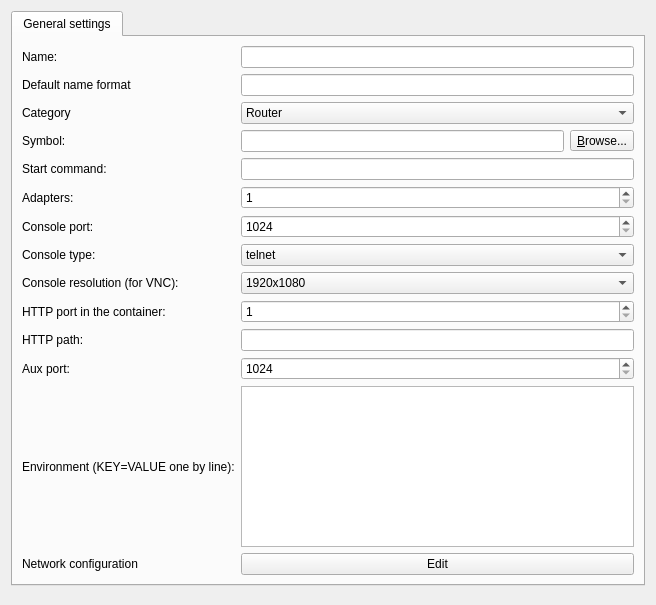
GNS3/gns3-gui, file gns3/modules/docker/ui/docker_vm_configuration_page.ui: the form before one commit.
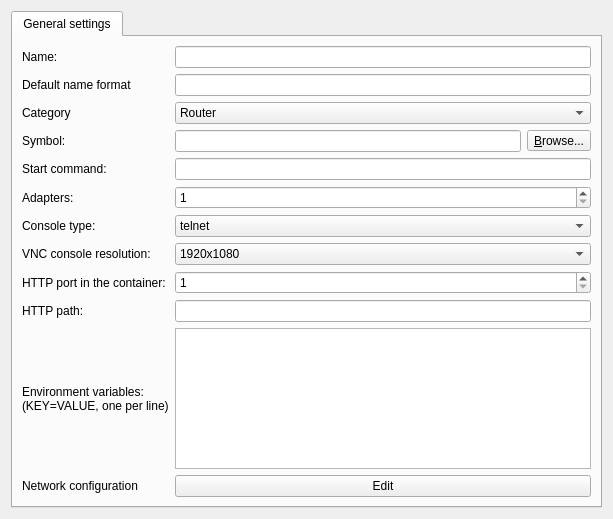
The form after the commit.

Commit message: Remove manual console port choice. Fixes #1167.

Patch:
```diff
--- a/gns3/modules/docker/ui/docker_vm_configuration_page.ui
+++ b/gns3/modules/docker/ui/docker_vm_configuration_page.ui
@@ -6,8 +6,8 @@
    <rect>
     <x>0</x>
     <y>0</y>
-    <width>656</width>
-    <height>605</height>
+    <width>613</width>
+    <height>519</height>
    </rect>
   </property>
   <property name="windowTitle">
@@ -27,7 +27,7 @@
        <item row="0" column="1">
         <widget class="QLineEdit" name="uiNameLineEdit"/>
        </item>
-       <item row="7" column="0">
+       <item row="6" column="0">
         <widget class="QLabel" name="uiConsoleTypeLabel">
          <property name="text">
           <string>Console type:</string>
@@ -44,24 +44,14 @@
        <item row="4" column="1">
         <widget class="QLineEdit" name="uiCMDLineEdit"/>
        </item>
-       <item row="9" column="0">
+       <item row="8" column="0">
         <widget class="QLabel" name="label">
          <property name="text">
           <string>HTTP port in the container:</string>
          </property>
         </widget>
        </item>
-       <item row="11" column="1">
-        <widget class="QSpinBox" name="uiAuxPortSpinBox">
-         <property name="minimum">
-          <number>1024</number>
-         </property>
-         <property name="maximum">
-          <number>65535</number>
-         </property>
-        </widget>
-       </item>
-       <item row="9" column="1">
+       <item row="8" column="1">
         <widget class="QSpinBox" name="uiConsoleHttpPortSpinBox">
          <property name="minimum">
           <number>1</number>
@@ -88,16 +78,6 @@
          </item>
         </layout>
        </item>
-       <item row="6" column="1">
-        <widget class="QSpinBox" name="uiConsolePortSpinBox">
-         <property name="minimum">
-          <number>1024</number>
-         </property>
-         <property name="maximum">
-          <number>65535</number>
-         </property>
-        </widget>
-       </item>
        <item row="1" column="0">
         <widget class="QLabel" name="uiDefaultNameFormatLabel">
          <property name="text">
@@ -105,10 +85,11 @@
          </property>
         </widget>
        </item>
-       <item row="12" column="0">
+       <item row="10" column="0">
         <widget class="QLabel" name="uiEnvironmentLabel">
          <property name="text">
-          <string>Environment (KEY=VALUE one by line):</string>
+          <string>Environment variables:
+(KEY=VALUE, one per line)</string>
          </property>
          <property name="alignment">
           <set>Qt::AlignLeading|Qt::AlignLeft|Qt::AlignVCenter</set>
@@ -118,14 +99,14 @@
          </property>
         </widget>
        </item>
-       <item row="13" column="1">
+       <item row="11" column="1">
         <widget class="QPushButton" name="uiNetworkConfigEditButton">
          <property name="text">
           <string>Edit</string>
          </property>
         </widget>
        </item>
-       <item row="7" column="1">
+       <item row="6" column="1">
         <widget class="QComboBox" name="uiConsoleTypeComboBox">
          <item>
           <property name="text">
@@ -149,7 +130,7 @@
          </item>
         </widget>
        </item>
-       <item row="13" column="0">
+       <item row="11" column="0">
         <widget class="QLabel" name="uiNetworkConfigLabel">
          <property name="text">
           <string>Network configuration</string>
@@ -173,14 +154,7 @@
          </property>
         </widget>
        </item>
-       <item row="6" column="0">
-        <widget class="QLabel" name="uiConsolePortLabel">
-         <property name="text">
-          <string>Console port:</string>
-         </property>
-        </widget>
-       </item>
-       <item row="12" column="1">
+       <item row="10" column="1">
         <widget class="QTextEdit" name="uiEnvironmentTextEdit"/>
        </item>
        <item row="2" column="1">
@@ -221,7 +195,7 @@
          </property>
         </widget>
        </item>
-       <item row="8" column="1">
+       <item row="7" column="1">
         <widget class="QComboBox" name="uiConsoleResolutionComboBox">
          <item>
           <property name="text">
@@ -267,28 +241,21 @@
          </property>
         </widget>
        </item>
-       <item row="8" column="0">
+       <item row="7" column="0">
         <widget class="QLabel" name="uiConsoleResolutionLabel">
          <property name="text">
-          <string>Console resolution (for VNC):</string>
+          <string>VNC console resolution:</string>
          </property>
         </widget>
        </item>
-       <item row="11" column="0">
-        <widget class="QLabel" name="uiAuxPortLabel">
-         <property name="text">
-          <string>Aux port:</string>
-         </property>
-        </widget>
-       </item>
-       <item row="10" column="0">
+       <item row="9" column="0">
         <widget class="QLabel" name="label_2">
          <property name="text">
           <string>HTTP path:</string>
          </property>
         </widget>
        </item>
-       <item row="10" column="1">
+       <item row="9" column="1">
         <widget class="QLineEdit" name="uiHttpConsolePathLineEdit"/>
        </item>
       </layout>
```
The commit also changes 20 other files.
